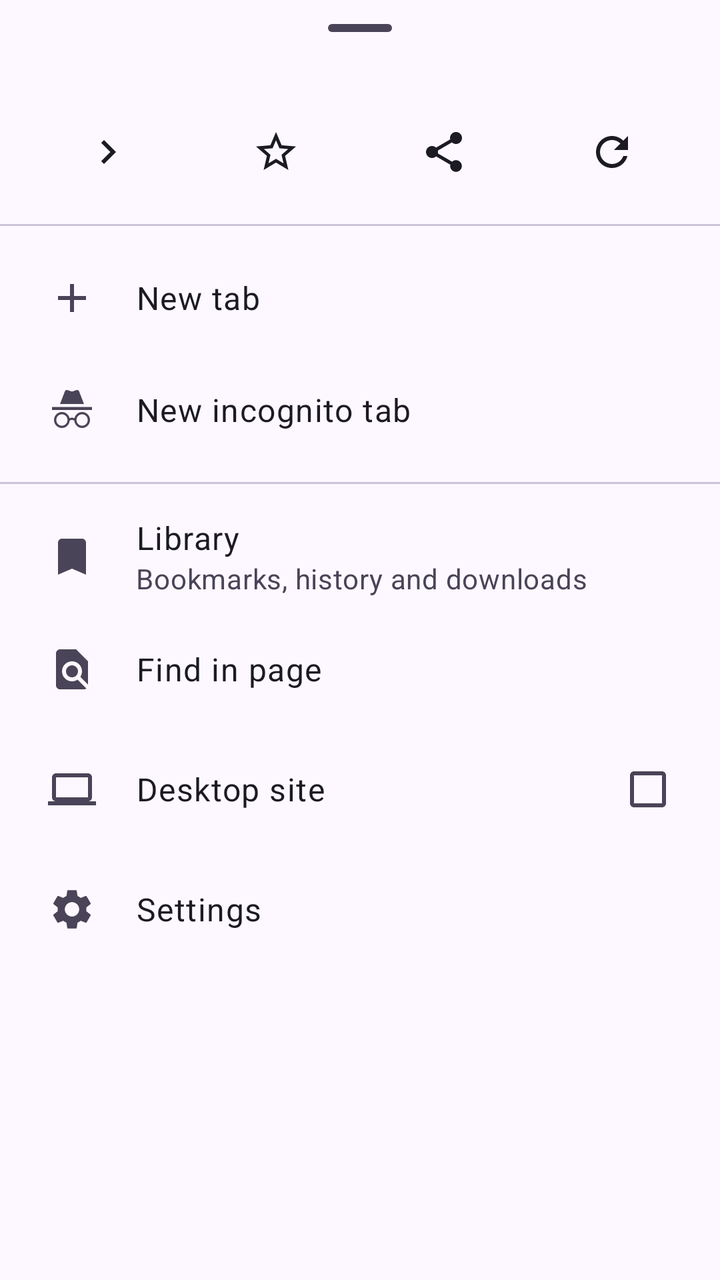
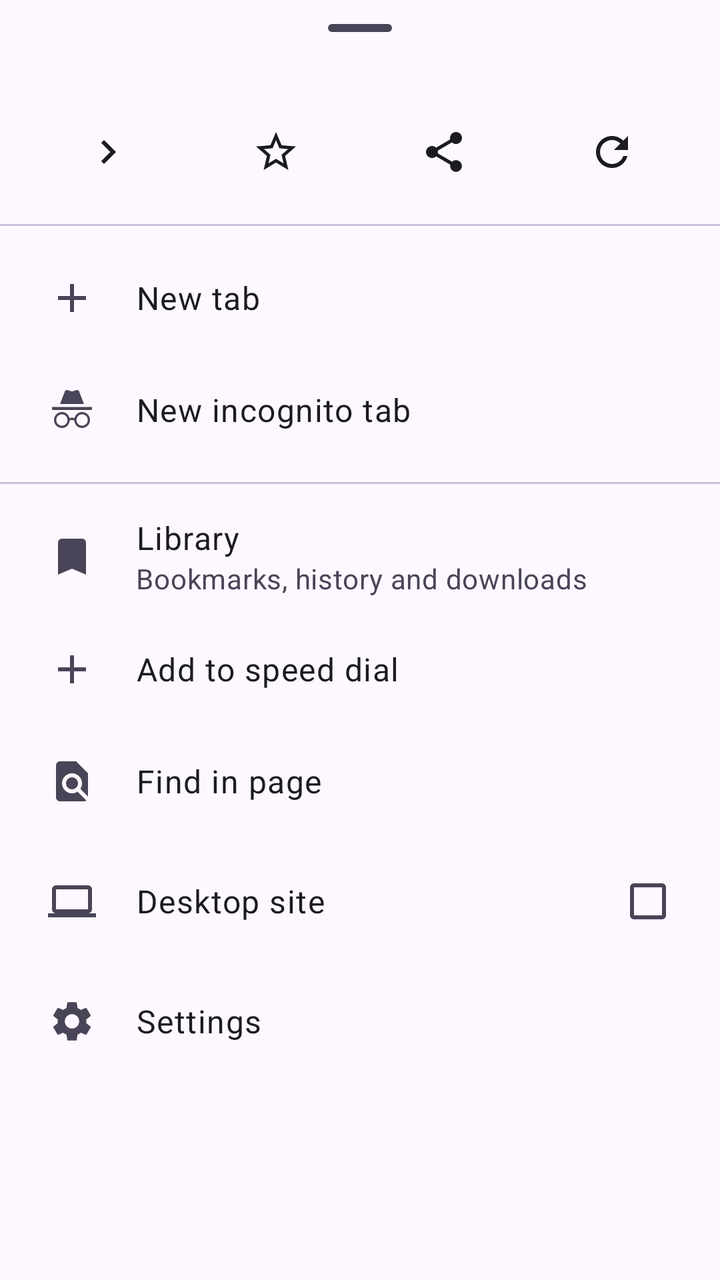

Before-and-after screenshots of an Android layout around one commit, followed by the original layout XML and the change that was made.
<!-- AndroidManifest.xml: application theme Theme.VideoDownloader -->
<!-- res/layout/sheet_menu.xml -->
<?xml version="1.0" encoding="utf-8"?>
<androidx.core.widget.NestedScrollView xmlns:android="http://schemas.android.com/apk/res/android"
    xmlns:app="http://schemas.android.com/apk/res-auto"
    android:layout_width="match_parent"
    android:layout_height="wrap_content"
    android:overScrollMode="never">

    <LinearLayout
        android:layout_width="match_parent"
        android:layout_height="wrap_content"
        android:orientation="vertical"
        android:paddingBottom="12dp">

        <com.google.android.material.bottomsheet.BottomSheetDragHandleView
            android:layout_width="match_parent"
            android:layout_height="wrap_content" />

        
        <LinearLayout
            android:layout_width="match_parent"
            android:layout_height="wrap_content"
            android:orientation="horizontal"
            android:paddingHorizontal="12dp"
            android:paddingBottom="8dp">

            <ImageButton
                android:id="@+id/menuForward"
                style="@style/MenuIconButton"
                android:contentDescription="@string/forward"
                android:src="@drawable/ic_forward" />

            <ImageButton
                android:id="@+id/menuBookmark"
                style="@style/MenuIconButton"
                android:contentDescription="@string/menu_bookmark_add"
                android:src="@drawable/ic_star_border" />

            <ImageButton
                android:id="@+id/menuShare"
                style="@style/MenuIconButton"
                android:contentDescription="@string/share_page"
                android:src="@drawable/ic_share" />

            <ImageButton
                android:id="@+id/menuRefresh"
                style="@style/MenuIconButton"
                android:contentDescription="@string/menu_refresh"
                android:src="@drawable/ic_refresh" />
        </LinearLayout>

        <com.google.android.material.divider.MaterialDivider
            android:layout_width="match_parent"
            android:layout_height="wrap_content"
            android:layout_marginBottom="8dp" />

        <LinearLayout
            android:id="@+id/menuNewTab"
            style="@style/MenuRow">

            <ImageView style="@style/MenuRowIcon" android:src="@drawable/ic_add" />

            <TextView style="@style/ListTitle" android:text="@string/menu_new_tab" />
        </LinearLayout>

        <LinearLayout
            android:id="@+id/menuNewIncognito"
            style="@style/MenuRow">

            <ImageView style="@style/MenuRowIcon" android:src="@drawable/ic_incognito" />

            <TextView style="@style/ListTitle" android:text="@string/new_incognito_tab" />
        </LinearLayout>

        <com.google.android.material.divider.MaterialDivider
            android:layout_width="match_parent"
            android:layout_height="wrap_content"
            android:layout_marginVertical="8dp" />

        <LinearLayout
            android:id="@+id/menuLibrary"
            style="@style/MenuRow">

            <ImageView style="@style/MenuRowIcon" android:src="@drawable/ic_bookmarks" />

            <LinearLayout style="@style/ListText">

                <TextView style="@style/ListTitle" android:text="@string/library" />

                <TextView style="@style/ListSubtitle" android:text="@string/library_hint" />
            </LinearLayout>
        </LinearLayout>

        <LinearLayout
            android:id="@+id/menuFind"
            style="@style/MenuRow">

            <ImageView style="@style/MenuRowIcon" android:src="@drawable/ic_find_in_page" />

            <TextView style="@style/ListTitle" android:text="@string/find_in_page" />
        </LinearLayout>

        <LinearLayout
            android:id="@+id/menuDesktop"
            style="@style/MenuRow"
            android:paddingEnd="12dp">

            <ImageView style="@style/MenuRowIcon" android:src="@drawable/ic_desktop" />

            <TextView
                style="@style/ListTitle"
                android:layout_width="0dp"
                android:layout_weight="1"
                android:text="@string/opt_desktop" />

            <com.google.android.material.checkbox.MaterialCheckBox
                android:id="@+id/menuDesktopCheck"
                android:layout_width="wrap_content"
                android:layout_height="wrap_content"
                android:clickable="false"
                android:focusable="false" />
        </LinearLayout>

        <LinearLayout
            android:id="@+id/menuSettings"
            style="@style/MenuRow">

            <ImageView style="@style/MenuRowIcon" android:src="@drawable/ic_settings" />

            <TextView style="@style/ListTitle" android:text="@string/settings" />
        </LinearLayout>
    </LinearLayout>
</androidx.core.widget.NestedScrollView>
<!-- resources referenced by this layout -->
<resources>
  <string name="find_in_page">Find in page</string>
  <string name="forward">Forward</string>
  <string name="library">Library</string>
  <string name="library_hint">Bookmarks, history and downloads</string>
  <string name="menu_bookmark_add">Bookmark this page</string>
  <string name="menu_new_tab">New tab</string>
  <string name="menu_refresh">Refresh</string>
  <string name="new_incognito_tab">New incognito tab</string>
  <string name="opt_desktop">Desktop site</string>
  <string name="settings">Settings</string>
  <string name="share_page">Share page</string>
  <style name="ListText">
          <item name="android:layout_width">0dp</item>
          <item name="android:layout_height">wrap_content</item>
          <item name="android:layout_weight">1</item>
          <item name="android:orientation">vertical</item>
      </style>
  <style name="MenuRow" parent="ListRow.Compact">
          <item name="android:paddingStart">24dp</item>
      </style>
  <style name="MenuRowIcon">
          <item name="android:layout_width">24dp</item>
          <item name="android:layout_height">24dp</item>
          <item name="android:layout_marginEnd">20dp</item>
          <item name="android:contentDescription">@null</item>
          <item name="tint">?attr/colorOnSurfaceVariant</item>
      </style>
  <style name="ListRow.Compact">
          <item name="android:minHeight">56dp</item>
      </style>
  <color name="md_primary">#6D3BFF</color>
  <color name="md_on_primary">#FFFFFF</color>
  <color name="md_primary_container">#EADDFF</color>
  <color name="md_on_primary_container">#22005D</color>
  <color name="md_secondary">#625B71</color>
  <color name="md_on_secondary">#FFFFFF</color>
  <color name="md_secondary_container">#EDE4FF</color>
  <color name="md_on_secondary_container">#2A1A5E</color>
  <color name="md_tertiary">#E9407A</color>
  <color name="md_on_tertiary">#FFFFFF</color>
  <color name="md_tertiary_container">#FFD9E3</color>
  <color name="md_on_tertiary_container">#3E001D</color>
  <color name="md_error">#BA1A1A</color>
  <color name="md_on_error">#FFFFFF</color>
  <color name="md_error_container">#FFDAD6</color>
  <color name="md_on_error_container">#410002</color>
  <color name="md_background">#FDF8FF</color>
  <color name="md_on_background">#1C1A22</color>
  <color name="md_surface">#FDF8FF</color>
  <color name="md_on_surface">#1C1A22</color>
  <color name="md_surface_variant">#E7E0F0</color>
  <color name="md_on_surface_variant">#4A4458</color>
  <color name="md_outline">#7A7489</color>
  <color name="md_outline_variant">#CBC3DA</color>
  <color name="md_surface_container_lowest">#FFFFFF</color>
  <color name="md_surface_container_low">#F8F1FF</color>
  <color name="md_surface_container">#F3ECFC</color>
  <color name="md_surface_container_high">#EFE7F9</color>
  <color name="md_surface_container_highest">#E9E1F4</color>
  <color name="md_inverse_surface">#312E38</color>
  <color name="md_inverse_on_surface">#F5EFF8</color>
  <color name="md_inverse_primary">#CDBDFF</color>
  <style name="TextAppearance.VD.TitleLarge" parent="TextAppearance.Material3.TitleLarge">
          <item name="android:fontFamily">sans-serif-medium</item>
          <item name="fontFamily">sans-serif-medium</item>
          <item name="android:textStyle">bold</item>
          <item name="android:letterSpacing">-0.005</item>
      </style>
  <style name="TextAppearance.VD.TitleMedium" parent="TextAppearance.Material3.TitleMedium">
          <item name="android:fontFamily">sans-serif-medium</item>
          <item name="fontFamily">sans-serif-medium</item>
      </style>
  <style name="TextAppearance.VD.TitleSmall" parent="TextAppearance.Material3.TitleSmall">
          <item name="android:fontFamily">sans-serif-medium</item>
          <item name="fontFamily">sans-serif-medium</item>
      </style>
  <!-- unchanged entries left out for length: 15 -->
</resources>

<!-- the commit's change to res/layout/sheet_menu.xml (unified diff, before → after) -->
@@ -91,6 +91,15 @@
         </LinearLayout>
 
         <LinearLayout
+            android:id="@+id/menuAddToDial"
+            style="@style/MenuRow">
+
+            <ImageView style="@style/MenuRowIcon" android:src="@drawable/ic_add" />
+
+            <TextView style="@style/ListTitle" android:text="@string/add_to_speed_dial" />
+        </LinearLayout>
+
+        <LinearLayout
             android:id="@+id/menuFind"
             style="@style/MenuRow">
 
<!-- resource entries referenced after the edit -->
@@ -1,5 +1,6 @@
 <!-- resources referenced by this layout -->
 <resources>
+  <string name="add_to_speed_dial">Add to speed dial</string>
   <string name="find_in_page">Find in page</string>
   <string name="forward">Forward</string>
   <string name="library">Library</string>
